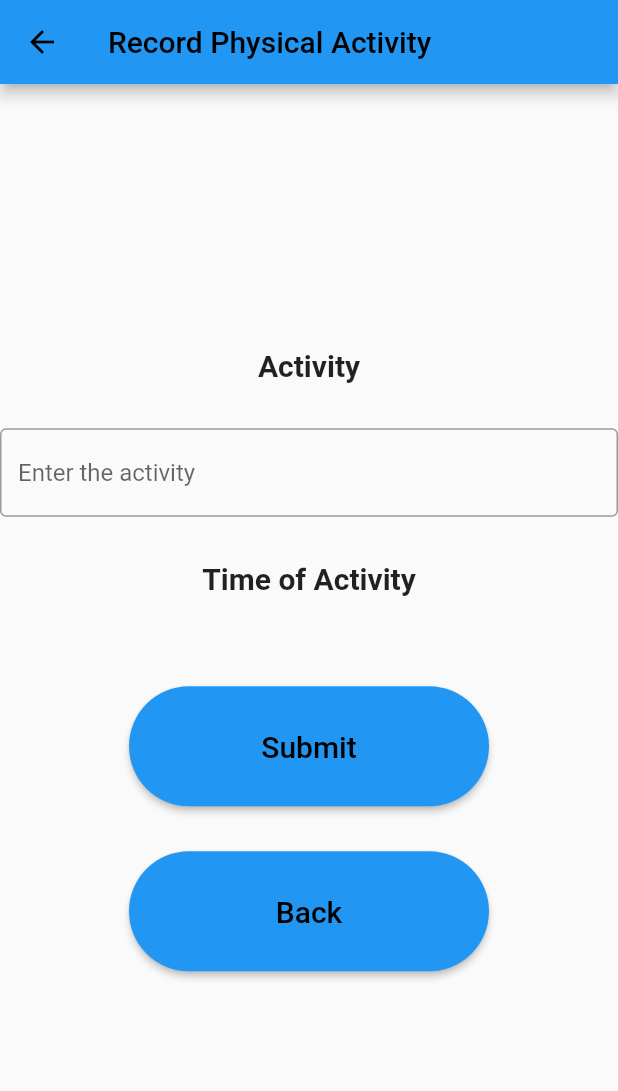
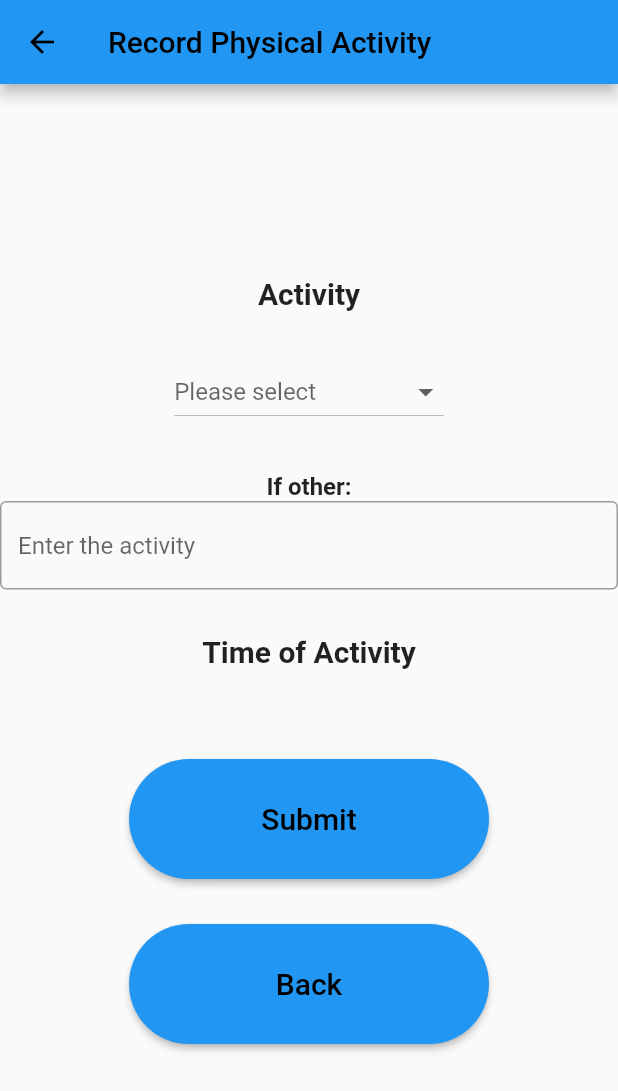
Before and after one commit to anamees23/GERD_app, a Flutter app: the MyHomePage screen opened directly, after a tap on "Physical Activity", on a phone screen of 412 x 824 dp. Shown: the top 1091 px of the screen. Run offline on Flutter 3.47's test engine with Material 2 defaults, Android fonts, the phone set to English and light mode, and no system bars; our stand-ins replace shared_preferences; accounts and stored records are empty.

Commit message:
Dropdown menu implemented

```diff
--- a/lib/main.dart
+++ b/lib/main.dart
@@ -249,10 +249,11 @@ class _MyHomePageState extends State<MyHomePage> {
               height: 50.0,
               child: RaisedButton(
                 onPressed: () {
-                  Navigator.push(
-                    context,
-                    MaterialPageRoute(builder: (context) => const PhyAct()),
-                  );
+                  Navigator.of(context).push(MaterialPageRoute(builder: (context)=>PhyAct()));
+                  //Navigator.push(
+                    //context,
+                    //MaterialPageRoute(builder: (context) => const PhyAct()),
+                  //);
                 },
                 shape: RoundedRectangleBorder(
                     borderRadius: BorderRadius.circular(80.0)),
@@ -606,9 +607,15 @@ class ThirdScreen extends StatelessWidget {
     );
   }
 }
-class PhyAct extends StatelessWidget {
-  const PhyAct({Key? key}) : super(key: key);
+class PhyAct extends StatefulWidget {
 
+
+  @override
+  State<PhyAct> createState() => _PhyAct();
+}
+
+class _PhyAct extends State<PhyAct> {
+  String? _value;
   @override
   Widget build(BuildContext context) {
     return Scaffold(
@@ -628,6 +635,32 @@ class PhyAct extends StatelessWidget {
               SizedBox(
                 //Use of SizedBox
                 height: 30,
+              ),
+              //Dropdown
+              DropdownButton<String>(
+                value: _value,
+                hint: Text('Please select'),
+                onChanged: (value) {
+                  print(value);
+                  setState(() {
+                    _value = value;
+                  });
+                },
+                items: ['Walking', 'Standing', 'Sleeping', 'Laying Down', 'Exercising', 'Other (please specify)'].map<DropdownMenuItem<String>>((String value) {
+                  return DropdownMenuItem<String>(
+                    value: value,
+                    child: Text(value),
+                  );
+                }).toList(),
+              ),
+              SizedBox(
+                //Use of SizedBox
+                height: 30,
+              ),
+              const Text(
+                'If other:',
+                style: TextStyle(fontSize: 16, fontWeight: FontWeight.w700),
+                textAlign: TextAlign.left,
               ),
               TextField(
                 decoration: InputDecoration(
```
